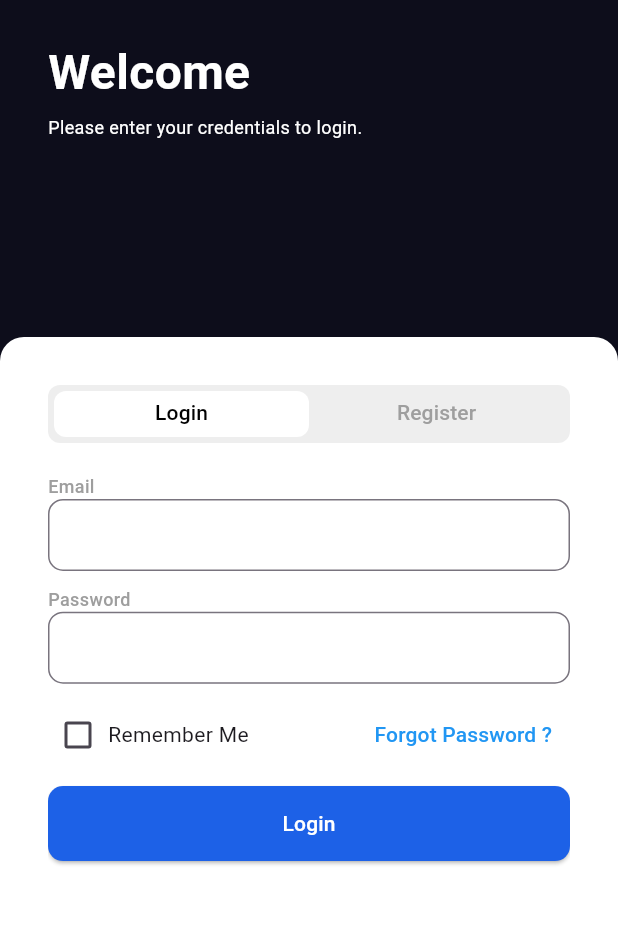
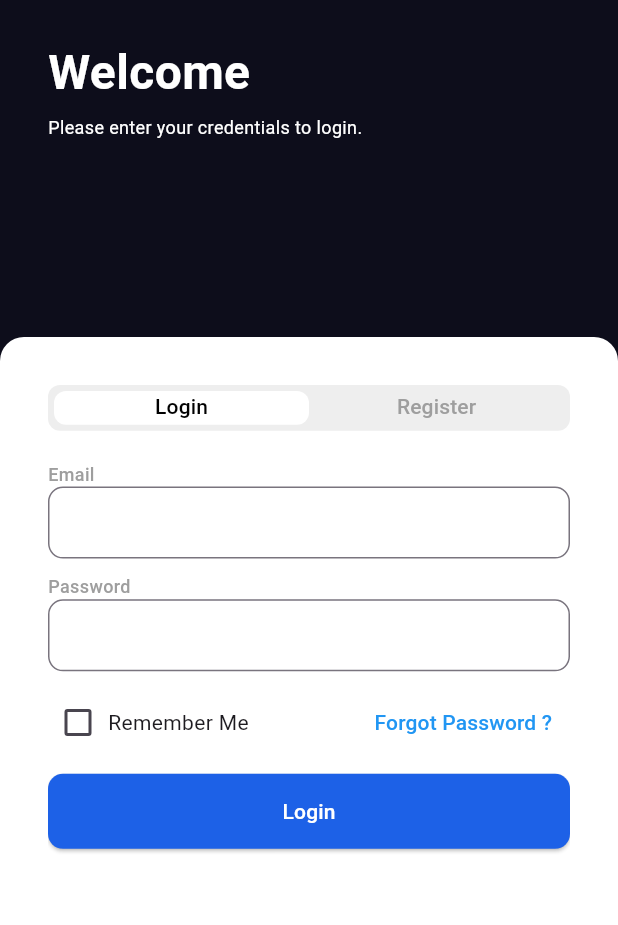
Before and after one commit to YigitTilki/mdp_case_study, a Flutter app: the screen it shows after launch, on a phone screen of 412 x 824 dp, the part 281-1206 px from its top. Run offline on Flutter 3.47's test engine with Material 3 defaults, Android fonts, the light colour scheme and no system bars; our stand-ins replace auto_route, cached_network_image, dio, easy_localization, equatable, flutter_riverpod and 4 more.

Commit message:
problem fix

```diff
--- a/lib/feature/auth/presentation/auth_view.dart
+++ b/lib/feature/auth/presentation/auth_view.dart
@@ -2,6 +2,7 @@ import 'package:auto_route/auto_route.dart';
 import 'package:easy_localization/easy_localization.dart';
 import 'package:flutter/material.dart';
 import 'package:flutter_riverpod/flutter_riverpod.dart';
+import 'package:flutter_screenutil/flutter_screenutil.dart';
 import 'package:mdp_case_study/feature/auth/presentation/login/login_view.dart';
 import 'package:mdp_case_study/feature/auth/presentation/widgets/onboarding_titles.dart';
 import 'package:mdp_case_study/product/constants/app_colors.dart';
@@ -43,8 +44,8 @@ class AuthView extends ConsumerWidget {
                   padding: const EdgeInsets.all(32),
                   child: Column(
                     children: [
-                      Expanded(
-                        child: Container(
+                      Container(
+                        height: 30.h,
                         decoration: BoxDecoration(
                           color: Colors.grey.shade200,
                           borderRadius: BorderRadius.circular(8),
@@ -67,7 +68,6 @@ class AuthView extends ConsumerWidget {
                           ],
                         ),
                       ),
-                      ),
                       const Expanded(
                         flex: 8,
                         child: TabBarView(
```
Lines whose indentation alone changed are shown as unchanged.
